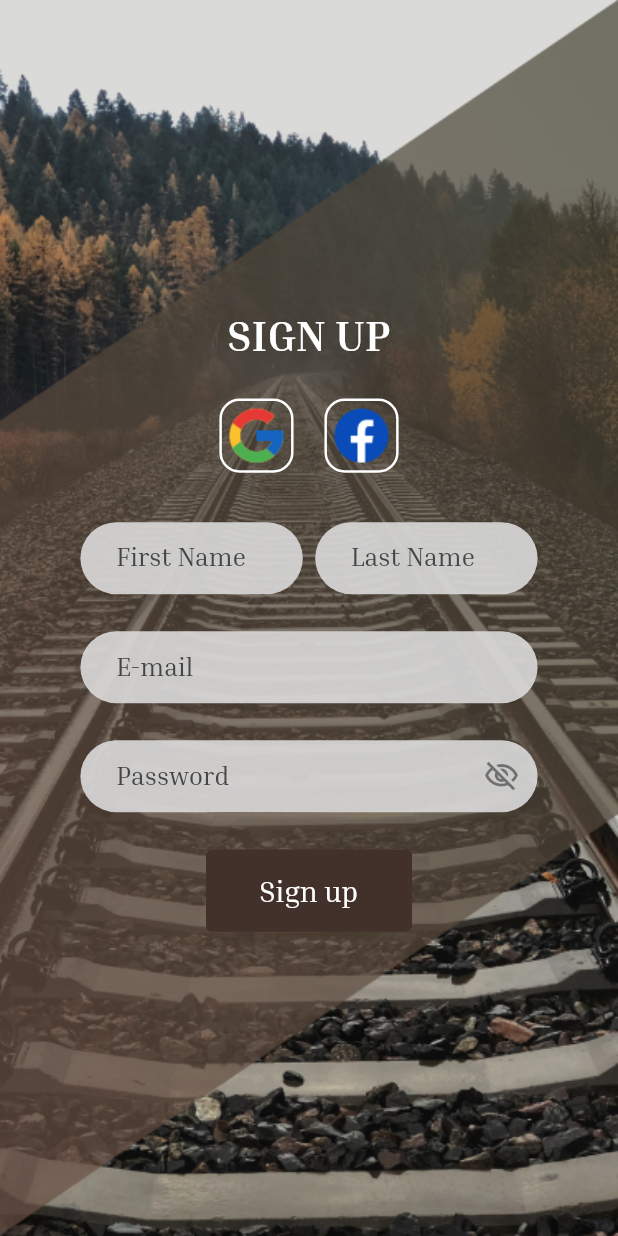
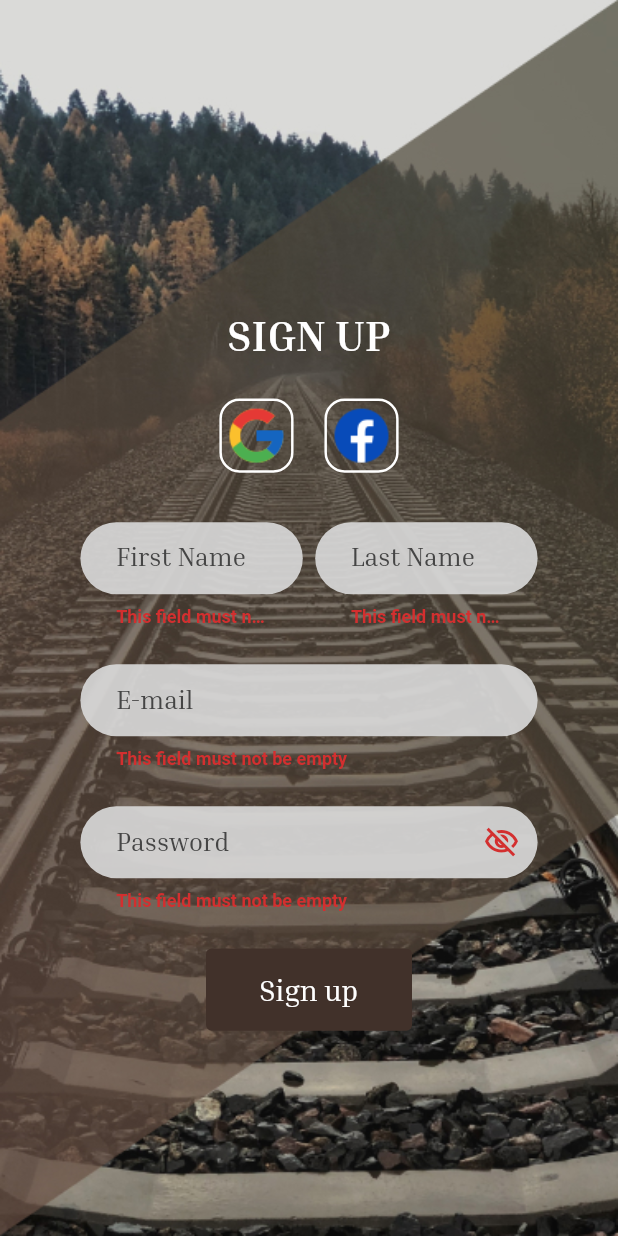
Before and after one commit to Train-D/mobile, a Flutter app: the SignUpScreen screen opened directly, after a tap on "Sign up", on a phone screen of 412 x 824 dp. Run offline on Flutter 3.47's test engine with Material 2 defaults, Android fonts, the phone set to English and light mode, and no system bars; our stand-ins replace basic_utils, bloc, conditional_builder_null_safety, dartz, dio, equatable and 7 more; missing offline and left inert: swipe.

Commit message:
post data, get response, message, showtoast

```diff
--- a/lib/core/utils/components.dart
+++ b/lib/core/utils/components.dart
@@ -1,7 +1,7 @@
 import 'package:flutter/material.dart';
 import 'package:responsive_sizer/responsive_sizer.dart';
 import 'package:traind_app/features/tickets/presentation/components/reusable_component/choose_seats_screen_components.dart';
-
+import 'package:fluttertoast/fluttertoast.dart';
 import '../global/theme/app_color/app_color_light.dart';
 import 'app_sizes.dart';
 
@@ -81,7 +81,19 @@ class SharedComponents {
               ),
         ),
       );
-
+  static showToast({
+    required String text,
+    required color,
+  }) {
+    Fluttertoast.showToast(
+      msg: text,
+      toastLength: Toast.LENGTH_SHORT,
+      gravity: ToastGravity.BOTTOM,
+      backgroundColor: color,
+      textColor: Colors.white,
+      fontSize: 16,
+    );
+  }
   static navigateTo(Widget page, BuildContext context) {
     Navigator.of(context).push(MaterialPageRoute(builder: ((context) => page)));
   }
@@ -138,6 +150,7 @@ class SharedComponents {
             horizontal: 20.sp,
             vertical: 0.sp,
           ),
+          errorStyle: const TextStyle(fontWeight: FontWeight.bold),
           filled: true,
           fillColor: bgColor,
           labelText: label,
--- a/lib/features/authentication/data/models/register_response.dart
+++ b/lib/features/authentication/data/models/register_response.dart
@@ -1,14 +1,14 @@
 import 'package:traind_app/features/authentication/domain/entities/response_entity.dart';
 
-// ignore: must_be_immutable
-class RegisterResponse extends Response {
+class RegisterResponseModel extends ResponseEntity {
   @override
-  // ignore: overridden_fields
-  String token;
-  RegisterResponse({
+  final String token;
+  final String message;
+  const RegisterResponseModel({
     required this.token,
-  }) : super(token: token);
-  factory RegisterResponse.fromjson(Map<String, dynamic> res) {
-    return RegisterResponse(token: res["token"]?? '');
+    required this.message
+  }) : super(token: token, message:  message);
+  factory RegisterResponseModel.fromjson(Map<String, dynamic> res) {
+    return RegisterResponseModel(token: res["token"] ?? '', message: res["message"]);
   }
 }
--- a/lib/features/authentication/data/repository/register_data_repository.dart
+++ b/lib/features/authentication/data/repository/register_data_repository.dart
@@ -1,5 +1,5 @@
 import 'package:traind_app/core/error/exceptions.dart';
-import 'package:traind_app/features/authentication/data/data%20source/register_data_source.dart';
+import 'package:traind_app/features/authentication/data/data%20source/register_remote_data_source.dart';
 import 'package:traind_app/features/authentication/data/models/register_request.dart';
 import 'package:traind_app/features/authentication/domain/entities/response_entity.dart';
 import 'package:traind_app/core/error/failure.dart';
@@ -7,11 +7,11 @@ import 'package:dartz/dartz.dart';
 import 'package:traind_app/features/authentication/domain/repository/register_domain_repository.dart';
 
 class RegisterRepository extends BaseRegisterRepository {
-  final BaseRegisterDataSource baseRegisterDataSource;
+  final BaseRegisterRemoteDataSource baseRegisterDataSource;
 
   RegisterRepository(this.baseRegisterDataSource);
   @override
-  Future<Either<Failure, Response>> postRegisterData(
+  Future<Either<Failure, ResponseEntity>> postRegisterData(
       RegisterRequestModel parameter) async {
     final result = await baseRegisterDataSource.postRegisterData(parameter);
     try {
--- a/lib/features/authentication/domain/repository/register_domain_repository.dart
+++ b/lib/features/authentication/domain/repository/register_domain_repository.dart
@@ -5,6 +5,6 @@ import '../../../../core/error/failure.dart';
 
 abstract class BaseRegisterRepository{
 
-  Future < Either < Failure, Response > > postRegisterData(RegisterRequestModel parameter);
+  Future < Either < Failure, ResponseEntity > > postRegisterData(RegisterRequestModel parameter);
 
 }
--- a/lib/features/authentication/domain/usecase/register_usecase.dart
+++ b/lib/features/authentication/domain/usecase/register_usecase.dart
@@ -5,13 +5,13 @@ import '../../../../core/error/failure.dart';
 import '../../../../core/usecases/base_usecase.dart';
 import '../repository/register_domain_repository.dart';
 
-class PostRegisterDataUseCase extends BaseUsecase<Response,RegisterRequestModel>{
+class PostRegisterDataUseCase extends BaseUsecase<ResponseEntity,RegisterRequestModel>{
   final BaseRegisterRepository baseRegisterRepository;
 
   PostRegisterDataUseCase(this.baseRegisterRepository);
 
   @override
-  Future<Either<Failure, Response>> call(RegisterRequestModel parameters) async{
+  Future<Either<Failure, ResponseEntity>> call(RegisterRequestModel parameters) async{
     return await baseRegisterRepository.postRegisterData(parameters);
   }
 }
--- a/lib/features/authentication/presentation/controller/register_cubit/register_cubit.dart
+++ b/lib/features/authentication/presentation/controller/register_cubit/register_cubit.dart
@@ -2,6 +2,7 @@ import 'package:dio/dio.dart';
 import 'package:flutter/material.dart';
 import 'package:flutter_bloc/flutter_bloc.dart';
 import 'package:traind_app/features/authentication/data/models/register_request.dart';
+import 'package:traind_app/features/authentication/data/models/register_response.dart';
 import 'package:traind_app/features/authentication/domain/usecase/register_usecase.dart';
 import '../../../../../core/error/exceptions.dart';
 part 'register_state.dart';
@@ -11,12 +12,14 @@ class RegisterCubit extends Cubit<RegisterState> {
 
   static RegisterCubit get(context) => BlocProvider.of(context);
 
+  var formKey = GlobalKey<FormState>();
   var signUpUsernameCon = TextEditingController();
   var signUpPasswordCon = TextEditingController();
   var signUpFirstNameCon = TextEditingController();
   var signUpLastNameCon = TextEditingController();
   var signUpEmailCon = TextEditingController();
-
+  var autoValidationMode = AutovalidateMode.disabled;
+  var toastColor = Colors.green;
   bool signUpPasswordShown = true;
   IconData signUpSuffIcon = Icons.visibility_off_outlined;
 
@@ -29,15 +32,30 @@ class RegisterCubit extends Cubit<RegisterState> {
     emit(RegisterChangesPasswordVisibilityState());
   }
 
+  void changeToastColor() {
+    if (state is RegisterSuccessState) {
+      toastColor = Colors.green;
+    } else {
+      toastColor = Colors.red;
+    }
+    emit(changeToastColorState());
+  }
+
+  void changeAutoValidationMode() {
+    if (autoValidationMode == AutovalidateMode.disabled) {
+      autoValidationMode = AutovalidateMode.onUserInteraction;
+    }
+    emit(ChangeAutoValidationModeState());
+  }
+
   final PostRegisterDataUseCase postRegisterDataUseCase;
-
+  late RegisterResponseModel registerResponseModel;
   Future<void> userRegister({
     required String firstName,
     required String lastName,
     required String email,
     required String password,
   }) async {
-
     emit(RegisterLoadingState());
 
     try {
@@ -49,20 +67,21 @@ class RegisterCubit extends Cubit<RegisterState> {
           password: password,
         ),
       );
-      result.fold((l) {
-        debugPrint(l.message);
-      }, (r) {
-        debugPrint(r.token);
+      result.fold((l) {}, (r) {
+        registerResponseModel = RegisterResponseModel.fromjson(
+            {"token": r.token, "message": r.message});
       });
-
-      //RegisterResponse(token: result.token);
-
       emit(RegisterSuccessState());
     } on ServerException catch (e) {
-      debugPrint(e.toString());
+      registerResponseModel = RegisterResponseModel.fromjson(
+          {"token": "", "message": e.toString()});
       emit(RegisterErrorState(e.toString()));
     } on DioError catch (e) {
-      print(e.response);
+      registerResponseModel = RegisterResponseModel.fromjson({
+        "token": "",
+        "message":
+            (e.response!.statusCode == 404 ? e.message : e.response.toString())
+      });
       emit(RegisterErrorState(e.response));
     }
   }
--- a/lib/features/authentication/presentation/controller/register_cubit/register_state.dart
+++ b/lib/features/authentication/presentation/controller/register_cubit/register_state.dart
@@ -5,6 +5,10 @@ abstract class RegisterState {}
 class RegisterInitial extends RegisterState {}
 
 class RegisterChangesPasswordVisibilityState extends RegisterState {}
+
+class ChangeAutoValidationModeState extends RegisterState{}
+
+class changeToastColorState extends RegisterState{}
 
 class RegisterSuccessState extends RegisterState {}
 
--- a/lib/features/authentication/presentation/screens/login_screen.dart
+++ b/lib/features/authentication/presentation/screens/login_screen.dart
@@ -133,7 +133,7 @@ class LoginScreen extends StatelessWidget {
                               SharedComponents.defaultTextButton(
                                 function: () {
                                   SharedComponents.navigateToReplace(
-                                    const  SignUpScreen(),
+                                    SignUpScreen(),
                                     context,
                                   );
                                 },
--- a/lib/features/authentication/presentation/screens/register_screen.dart
+++ b/lib/features/authentication/presentation/screens/register_screen.dart
@@ -3,7 +3,6 @@ import 'package:conditional_builder_null_safety/conditional_builder_null_safety.
 import 'package:flutter/material.dart';
 import 'package:flutter_bloc/flutter_bloc.dart';
 import 'package:responsive_sizer/responsive_sizer.dart';
-
 import '../../../../core/global/theme/app_color/app_color_light.dart';
 import '../../../../core/utils/app_constants.dart';
 import '../../../../core/utils/app_images.dart';
@@ -16,12 +15,12 @@ import 'login_screen.dart';
 
 class SignUpScreen extends StatelessWidget {
   const SignUpScreen({super.key});
-
   @override
   Widget build(BuildContext context) {
     return BlocBuilder<RegisterCubit, RegisterState>(
       builder: (context, state) {
         RegisterCubit cubit = RegisterCubit.get(context);
+
         return SafeArea(
           child: SharedComponents.screenBg(
             imageUrl: '${AppConstants.imagesUrl}$signupBg',
@@ -70,6 +69,8 @@ class SignUpScreen extends StatelessWidget {
                     Padding(
                       padding: EdgeInsets.symmetric(horizontal: 30.sp),
                       child: Form(
+                        key: cubit.formKey,
+                        autovalidateMode: cubit.autoValidationMode,
                         child: Column(
                           children: [
                             Row(
@@ -78,7 +79,10 @@ class SignUpScreen extends StatelessWidget {
                                   child: SharedComponents.defaultTextField(
                                     controller: cubit.signUpFirstNameCon,
                                     type: TextInputType.text,
-                                    validate: (e) {
+                                    validate: (String? value) {
+                                      if (value!.isEmpty) {
+                                        return 'This field must not be empty';
+                                      }
                                       return null;
                                     },
                                     label: AppString.firstName,
@@ -94,7 +98,10 @@ class SignUpScreen extends StatelessWidget {
                                   child: SharedComponents.defaultTextField(
                                     controller: cubit.signUpLastNameCon,
                                     type: TextInputType.text,
-                                    validate: (e) {
+                                    validate: (String? value) {
+                                      if (value!.isEmpty) {
+                                        return 'This field must not be empty';
+                                      }
                                       return null;
                                     },
                                     label: AppString.lasttName,
@@ -111,7 +118,10 @@ class SignUpScreen extends StatelessWidget {
                             SharedComponents.defaultTextField(
                               controller: cubit.signUpEmailCon,
                               type: TextInputType.emailAddress,
-                              validate: (e) {
+                              validate: (String? value) {
+                                if (value!.isEmpty) {
+                                  return 'This field must not be empty';
+                                }
                                 return null;
                               },
                               label: AppString.email,
@@ -125,7 +135,10 @@ class SignUpScreen extends StatelessWidget {
                             SharedComponents.defaultTextField(
                               controller: cubit.signUpPasswordCon,
                               type: TextInputType.visiblePassword,
-                              validate: (e) {
+                              validate: (String? value) {
+                                if (value!.isEmpty) {
+                                  return 'This field must not be empty';
+                                }
                                 return null;
                               },
                               label: AppString.passowrd,
@@ -147,16 +160,28 @@ class SignUpScreen extends StatelessWidget {
                               builder: (context) =>
                                   SharedComponents.defaultButton(
                                 context: context,
-                                function: () {
-                                  cubit.userRegister(
-                                      firstName: cubit.signUpFirstNameCon.text,
-                                      lastName: cubit.signUpLastNameCon.text,
-                                      password: cubit.signUpPasswordCon.text,
-                                      email: cubit.signUpEmailCon.text);
-                                  /*SharedComponents.navigateToReplace(
-                                  const LoginScreen(),
-                                  context,
-                                );*/
+                                function: () async {
+                                  if (cubit.formKey.currentState!.validate()) {
+                                    await cubit.userRegister(
+                                        firstName:
+                                            cubit.signUpFirstNameCon.text,
+                                        lastName: cubit.signUpLastNameCon.text,
+                                        password: cubit.signUpPasswordCon.text,
+                                        email: cubit.signUpEmailCon.text);
+                                    /*cubit.changeToastColor();
+                                    SharedComponents.showToast(
+                                        text:
+                                            cubit.registerResponseModel.message,
+                                        color: cubit.toastColor);*/
+                                    if (state is RegisterSuccessState) {
+                                      SharedComponents.navigateToReplace(
+                                        const LoginScreen(),
+                                        context,
+                                      );
+                                    }
+                                  } else {
+                                    cubit.changeAutoValidationMode();
+                                  }
                                 },
                                 text: StringUtils.capitalize(
                                     AppString.signUpTitle),
@@ -167,7 +192,6 @@ class SignUpScreen extends StatelessWidget {
                               fallback: (context) => const Center(
                                   child: CircularProgressIndicator()),
                             )
-
                           ],
                         ),
                       ),
--- a/pubspec.yaml
+++ b/pubspec.yaml
@@ -49,6 +49,7 @@ dependencies:
   responsive_sizer: ^3.1.1
   screenshot: ^1.3.0
   swipe: ^0.0.1
+  fluttertoast: ^8.2.1
 
 dev_dependencies:
   flutter_lints: ^2.0.0
```
Also changed, not shown: lib/core/services/services_locator.dart (+8 -3 lines), lib/features/authentication/data/data source/register_remote_data_source.dart (renamed from lib/features/authentication/data/data source/register_data_source.dart, +8 -5 lines), lib/features/authentication/domain/entities/response_entity.dart (+8 -3 lines), pubspec.lock.
